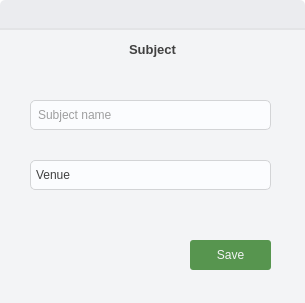
Above: ui/add_subject_dialog.ui from takundafarakeza/Timetable_Generator before the change. Below: the same form after it.
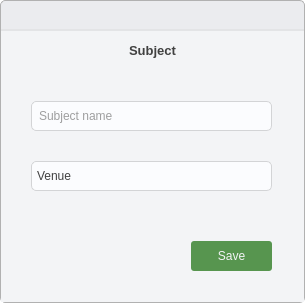
That is the form after the change. Icons and pictures are not drawn.

```diff
--- a/ui/add_subject_dialog.ui
+++ b/ui/add_subject_dialog.ui
@@ -75,6 +75,7 @@
 QWidget#main_container {
 	background: #EBECEF;
 	border-radius: 5px;
+	border: 1px solid #B1B1B1;
 }
 
 QWidget#container {
@@ -112,16 +113,16 @@
        <number>0</number>
       </property>
       <property name="leftMargin">
-       <number>0</number>
+       <number>1</number>
       </property>
       <property name="topMargin">
-       <number>0</number>
+       <number>1</number>
       </property>
       <property name="rightMargin">
-       <number>0</number>
+       <number>1</number>
       </property>
       <property name="bottomMargin">
-       <number>0</number>
+       <number>1</number>
       </property>
       <item>
        <widget class="QWidget" name="toolbar" native="true">
```
